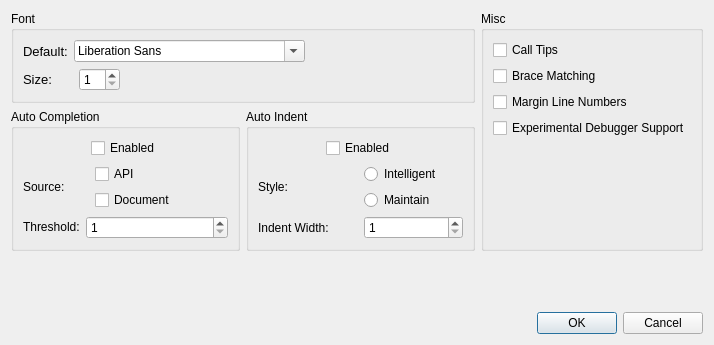
Qt form ui/EditorSettingsDialog.ui (kipr/kiss) before a commit.
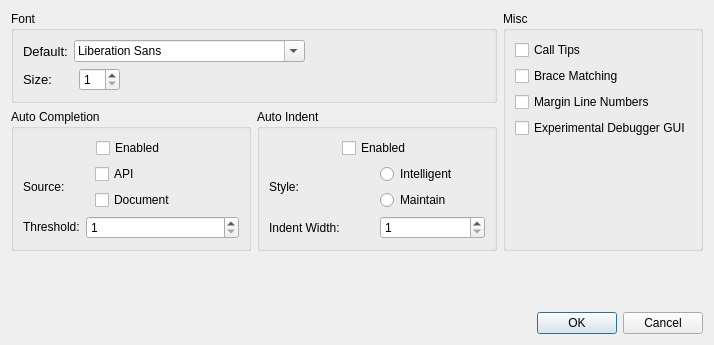
The same form after that commit.

The edit to the form file:
```diff
--- a/ui/EditorSettingsDialog.ui
+++ b/ui/EditorSettingsDialog.ui
@@ -146,7 +146,7 @@
       <item>
        <widget class="QCheckBox" name="ui_debugger">
         <property name="text">
-         <string>Experimental Debugger Support</string>
+         <string>Experimental Debugger GUI</string>
         </property>
        </widget>
       </item>
```
